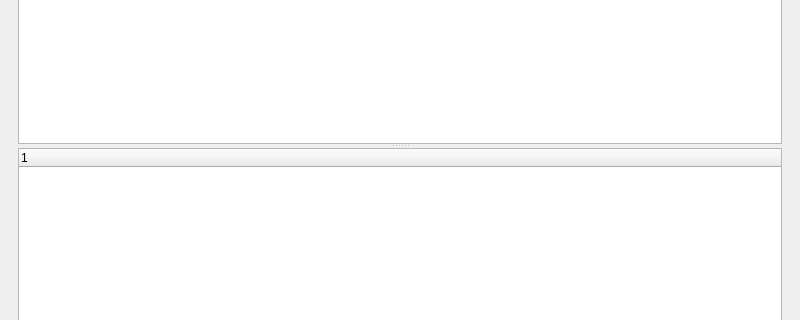
Before: the Qt Designer form mainwindow.ui in kuangzhenfeng/myWireshark, drawn with Qt 5; both pictures show x 0 to 800 and y 184 to 504 of the 800 by 600 pixel window.
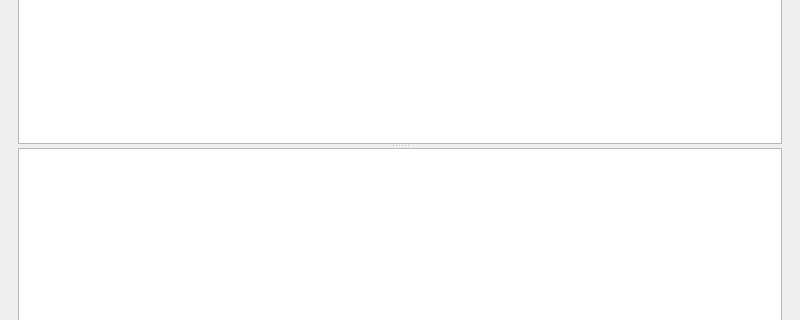
After: the same form once the commit is applied. Icons and pictures are not drawn.

What changed in the file:
```diff
--- a/mainwindow.ui
+++ b/mainwindow.ui
@@ -57,6 +57,9 @@
          </property>
          <widget class="QTableWidget" name="tableWidget"/>
          <widget class="QTreeWidget" name="treeWidget">
+          <property name="headerHidden">
+           <bool>true</bool>
+          </property>
           <column>
            <property name="text">
             <string notr="true">1</string>
```
